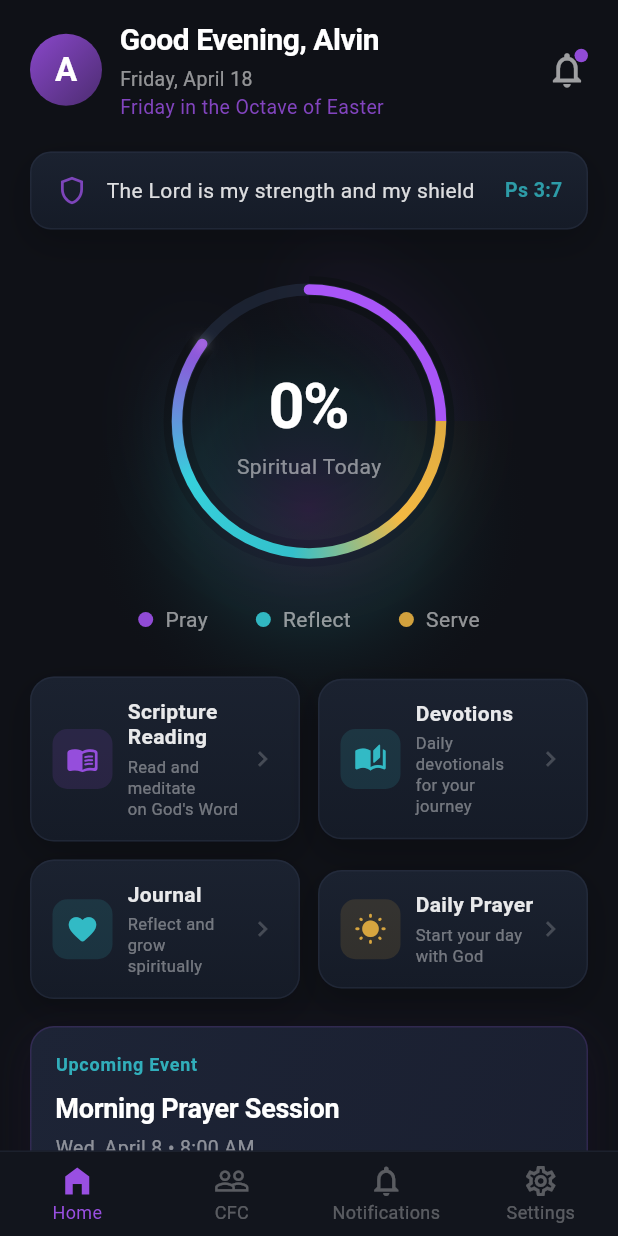
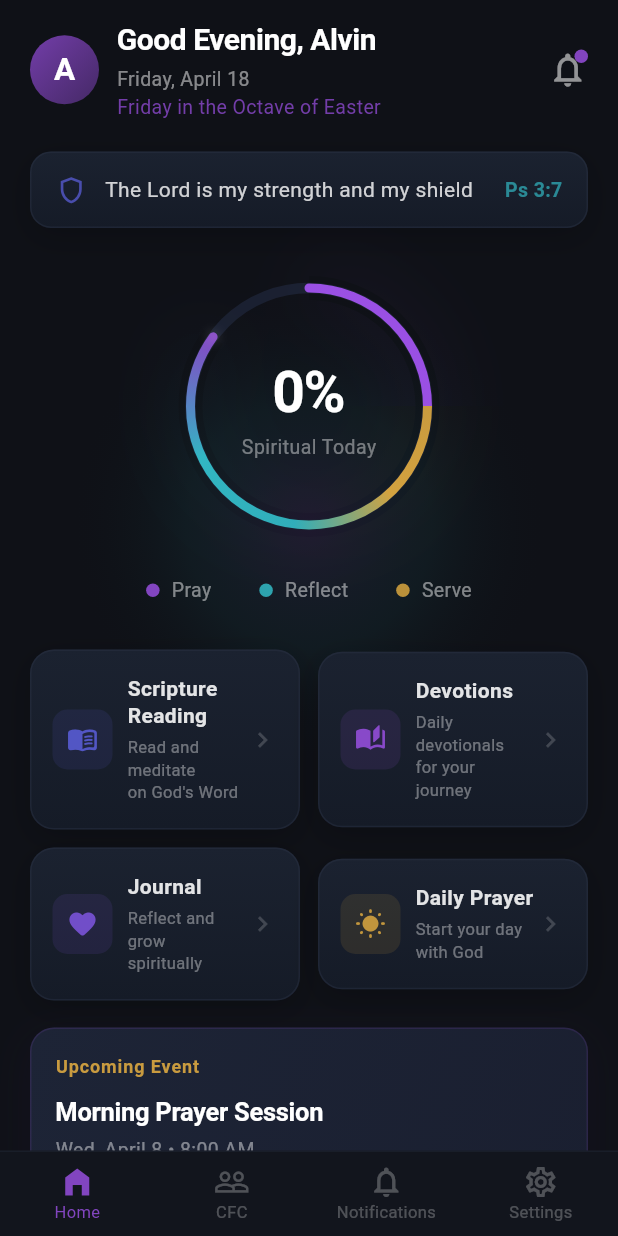
Before and after one commit to aisaiah-ai/test-flutter, a Flutter app: the screen it shows after launch, on a phone screen of 412 x 824 dp. Run offline on Flutter 3.47's test engine with Material 3 defaults, Android fonts, the phone set to English and light mode, and no system bars.

Commit message:
Refine home screen v3: restraint, spacing, and visual balance
Reduce ring size ~11%, soften background glow, apply semantic icon colors
(indigo/purple/violet/gold), improve card text breathing room, strengthen
event label with gold accent, unify journal badge styling, shrink plus
button, and soften bottom nav active state.

Co-Authored-By: Claude Opus 4.6 (1M context) <noreply@anthropic.com>

```diff
--- a/lib/main.dart
+++ b/lib/main.dart
@@ -13,9 +13,12 @@ const _cardSurfaceBot = Color(0xFF151B27);
 const _subtleBorder = Color(0xFF2A3245);
 const _bottomBarBg = Color(0xFF12151D);
 
+// Accent palette — semantic assignments
 const _accentPurple = Color(0xFFA855F7);
 const _accentTeal = Color(0xFF36D1DC);
 const _accentGold = Color(0xFFF4B942);
+const _accentIndigo = Color(0xFF6366F1);
+const _accentViolet = Color(0xFF8B5CF6);
 
 const _cardGradient = LinearGradient(
   begin: Alignment.topCenter,
@@ -26,12 +29,12 @@ const _cardGradient = LinearGradient(
 BoxDecoration _cardDecoration({double borderRadius = 14}) => BoxDecoration(
       gradient: _cardGradient,
       borderRadius: BorderRadius.circular(borderRadius),
-      border: Border.all(color: _subtleBorder.withOpacity(0.5)),
+      border: Border.all(color: _subtleBorder.withOpacity(0.45)),
       boxShadow: [
         BoxShadow(
-          color: Colors.black.withOpacity(0.20),
-          blurRadius: 20,
-          offset: const Offset(0, 8),
+          color: Colors.black.withOpacity(0.18),
+          blurRadius: 18,
+          offset: const Offset(0, 6),
         ),
       ],
     );
@@ -70,24 +73,24 @@ class _HomeScreenState extends State<HomeScreen> {
           // Solid dark base
           Container(color: _scaffoldBg),
 
-          // Radial glow behind ring area only
+          // Broad ambient glow behind ring — wider, softer, no beam
           Positioned(
-            top: 160,
+            top: 140,
             left: 0,
             right: 0,
             child: Center(
               child: Container(
-                width: 360,
-                height: 360,
+                width: 420,
+                height: 420,
                 decoration: BoxDecoration(
                   shape: BoxShape.circle,
                   gradient: RadialGradient(
                     colors: [
-                      _accentPurple.withOpacity(0.16),
-                      _accentTeal.withOpacity(0.08),
+                      _accentPurple.withOpacity(0.10),
+                      _accentTeal.withOpacity(0.05),
                       Colors.transparent,
                     ],
-                    stops: const [0.0, 0.45, 0.85],
+                    stops: const [0.0, 0.40, 0.80],
                   ),
                 ),
               ),
@@ -105,9 +108,9 @@ class _HomeScreenState extends State<HomeScreen> {
                   _buildHeader(),
                   const SizedBox(height: 20),
                   _buildScriptureVerse(),
-                  const SizedBox(height: 28),
+                  const SizedBox(height: 30),
                   _buildSpiritualProgress(),
-                  const SizedBox(height: 28),
+                  const SizedBox(height: 30),
                   _buildFeatureCards(),
                   const SizedBox(height: 18),
                   _buildUpcomingEvent(),
@@ -128,16 +131,16 @@ class _HomeScreenState extends State<HomeScreen> {
     return Row(
       children: [
         Container(
-          width: 48,
-          height: 48,
+          width: 46,
+          height: 46,
           decoration: BoxDecoration(
             shape: BoxShape.circle,
             gradient: LinearGradient(
               begin: Alignment.topLeft,
               end: Alignment.bottomRight,
               colors: [
-                _accentPurple.withOpacity(0.8),
-                _accentPurple.withOpacity(0.4),
+                _accentPurple.withOpacity(0.65),
+                _accentPurple.withOpacity(0.35),
               ],
             ),
           ),
@@ -145,7 +148,7 @@ class _HomeScreenState extends State<HomeScreen> {
             child: Text(
               'A',
               style: TextStyle(
-                fontSize: 22,
+                fontSize: 21,
                 fontWeight: FontWeight.bold,
                 color: Colors.white,
               ),
@@ -171,14 +174,14 @@ class _HomeScreenState extends State<HomeScreen> {
                 'Friday, April 18',
                 style: TextStyle(
                   fontSize: 13,
-                  color: Colors.white.withOpacity(0.55),
+                  color: Colors.white.withOpacity(0.50),
                 ),
               ),
               Text(
                 'Friday in the Octave of Easter',
                 style: TextStyle(
                   fontSize: 13,
-                  color: _accentPurple.withOpacity(0.75),
+                  color: _accentPurple.withOpacity(0.65),
                 ),
               ),
             ],
@@ -187,7 +190,7 @@ class _HomeScreenState extends State<HomeScreen> {
         Stack(
           children: [
             Icon(Icons.notifications_outlined,
-                color: Colors.white.withOpacity(0.6), size: 28),
+                color: Colors.white.withOpacity(0.55), size: 27),
             Positioned(
               right: 0,
               top: 0,
@@ -195,7 +198,7 @@ class _HomeScreenState extends State<HomeScreen> {
                 width: 9,
                 height: 9,
                 decoration: BoxDecoration(
-                  color: _accentPurple.withOpacity(0.85),
+                  color: _accentPurple.withOpacity(0.75),
                   shape: BoxShape.circle,
                 ),
               ),
@@ -213,14 +216,14 @@ class _HomeScreenState extends State<HomeScreen> {
       child: Row(
         children: [
           Icon(Icons.shield_outlined,
-              color: _accentPurple.withOpacity(0.7), size: 22),
+              color: _accentIndigo.withOpacity(0.65), size: 21),
           const SizedBox(width: 12),
           Expanded(
             child: Text(
               'The Lord is my strength and my shield',
               style: TextStyle(
                 fontSize: 14,
-                color: Colors.white.withOpacity(0.85),
+                color: Colors.white.withOpacity(0.80),
                 height: 1.3,
               ),
             ),
@@ -229,7 +232,7 @@ class _HomeScreenState extends State<HomeScreen> {
             'Ps 3:7',
             style: TextStyle(
               fontSize: 13,
-              color: _accentTeal.withOpacity(0.7),
+              color: _accentTeal.withOpacity(0.60),
               fontWeight: FontWeight.w600,
             ),
           ),
@@ -242,9 +245,10 @@ class _HomeScreenState extends State<HomeScreen> {
     return Column(
       children: [
         Center(
+          // Ring reduced ~10% from 200 → 178
           child: SizedBox(
-            width: 200,
-            height: 200,
+            width: 178,
+            height: 178,
             child: CustomPaint(
               painter: _GradientRingPainter(),
               child: Center(
@@ -254,7 +258,7 @@ class _HomeScreenState extends State<HomeScreen> {
                     const Text(
                       '0%',
                       style: TextStyle(
-                        fontSize: 42,
+                        fontSize: 38,
                         fontWeight: FontWeight.w700,
                         color: Colors.white,
                         letterSpacing: -1,
@@ -263,8 +267,8 @@ class _HomeScreenState extends State<HomeScreen> {
                     Text(
                       'Spiritual Today',
                       style: TextStyle(
-                        fontSize: 14,
-                        color: Colors.white.withOpacity(0.50),
+                        fontSize: 13,
+                        color: Colors.white.withOpacity(0.42),
                         letterSpacing: 0.3,
                       ),
                     ),
@@ -274,7 +278,7 @@ class _HomeScreenState extends State<HomeScreen> {
             ),
           ),
         ),
-        const SizedBox(height: 22),
+        const SizedBox(height: 24),
         Row(
           mainAxisAlignment: MainAxisAlignment.center,
           children: [
@@ -293,10 +297,10 @@ class _HomeScreenState extends State<HomeScreen> {
     return Row(
       children: [
         Container(
-          width: 10,
-          height: 10,
+          width: 9,
+          height: 9,
           decoration: BoxDecoration(
-            color: color.withOpacity(0.85),
+            color: color.withOpacity(0.75),
             shape: BoxShape.circle,
           ),
         ),
@@ -304,8 +308,8 @@ class _HomeScreenState extends State<HomeScreen> {
         Text(
           label,
           style: TextStyle(
-            color: Colors.white.withOpacity(0.55),
-            fontSize: 14,
+            color: Colors.white.withOpacity(0.48),
+            fontSize: 13,
           ),
         ),
       ],
@@ -322,7 +326,7 @@ class _HomeScreenState extends State<HomeScreen> {
                 Icons.menu_book_rounded,
                 'Scripture\nReading',
                 'Read and meditate\non God\'s Word',
-                _accentPurple,
+                _accentIndigo, // blue/indigo for Scripture
               ),
             ),
             const SizedBox(width: 12),
@@ -331,7 +335,7 @@ class _HomeScreenState extends State<HomeScreen> {
                 Icons.auto_stories_rounded,
                 'Devotions',
                 'Daily devotionals\nfor your journey',
-                _accentTeal,
+                _accentPurple, // purple for Devotions
               ),
             ),
           ],
@@ -344,7 +348,7 @@ class _HomeScreenState extends State<HomeScreen> {
                 Icons.favorite_rounded,
                 'Journal',
                 'Reflect and grow\nspiritually',
-                _accentTeal,
+                _accentViolet, // soft violet for Journal
               ),
             ),
             const SizedBox(width: 12),
@@ -353,7 +357,7 @@ class _HomeScreenState extends State<HomeScreen> {
                 Icons.wb_sunny_rounded,
                 'Daily Prayer',
                 'Start your day\nwith God',
-                _accentGold,
+                _accentGold, // warm gold for Prayer
               ),
             ),
           ],
@@ -365,7 +369,7 @@ class _HomeScreenState extends State<HomeScreen> {
   Widget _buildFeatureCard(
       IconData icon, String title, String subtitle, Color iconColor) {
     return Container(
-      padding: const EdgeInsets.all(14),
+      padding: const EdgeInsets.symmetric(horizontal: 14, vertical: 16),
       decoration: _cardDecoration(borderRadius: 16),
       child: Row(
         children: [
@@ -373,10 +377,10 @@ class _HomeScreenState extends State<HomeScreen> {
             width: 40,
             height: 40,
             decoration: BoxDecoration(
-              color: iconColor.withOpacity(0.12),
+              color: iconColor.withOpacity(0.10),
               borderRadius: BorderRadius.circular(10),
             ),
-            child: Icon(icon, color: iconColor.withOpacity(0.85), size: 22),
+            child: Icon(icon, color: iconColor.withOpacity(0.75), size: 21),
           ),
           const SizedBox(width: 10),
           Expanded(
@@ -388,24 +392,24 @@ class _HomeScreenState extends State<HomeScreen> {
                   style: TextStyle(
                     fontSize: 14,
                     fontWeight: FontWeight.w600,
-                    color: Colors.white.withOpacity(0.90),
-                    height: 1.2,
+                    color: Colors.white.withOpacity(0.88),
+                    height: 1.25,
                   ),
                 ),
-                const SizedBox(height: 4),
+                const SizedBox(height: 5),
                 Text(
                   subtitle,
                   style: TextStyle(
                     fontSize: 11,
-                    color: Colors.white.withOpacity(0.40),
-                    height: 1.3,
+                    color: Colors.white.withOpacity(0.38),
+                    height: 1.4,
                   ),
                 ),
               ],
             ),
           ),
           Icon(Icons.chevron_right,
-              color: Colors.white.withOpacity(0.20), size: 20),
+              color: Colors.white.withOpacity(0.18), size: 20),
         ],
       ),
     );
@@ -423,17 +427,17 @@ class _HomeScreenState extends State<HomeScreen> {
             Color(0xFF1A1F30),
           ],
         ),
-        border: Border.all(color: _accentPurple.withOpacity(0.15)),
+        border: Border.all(color: _accentPurple.withOpacity(0.12)),
         boxShadow: [
           BoxShadow(
-            color: _accentPurple.withOpacity(0.08),
-            blurRadius: 24,
+            color: _accentPurple.withOpacity(0.06),
+            blurRadius: 22,
             offset: const Offset(0, 8),
           ),
           BoxShadow(
-            color: Colors.black.withOpacity(0.25),
-            blurRadius: 20,
-            offset: const Offset(0, 10),
+            color: Colors.black.withOpacity(0.22),
+            blurRadius: 18,
+            offset: const Offset(0, 8),
           ),
         ],
       ),
@@ -445,20 +449,21 @@ class _HomeScreenState extends State<HomeScreen> {
             child: Column(
               crossAxisAlignment: CrossAxisAlignment.start,
               children: [
+                // Event label — stronger contrast, gold accent
                 Text(
                   'Upcoming Event',
                   style: TextStyle(
                     fontSize: 12,
-                    color: _accentTeal.withOpacity(0.8),
-                    fontWeight: FontWeight.w600,
-                    letterSpacing: 0.5,
+                    color: _accentGold.withOpacity(0.80),
+                    fontWeight: FontWeight.w700,
+                    letterSpacing: 0.6,
                   ),
                 ),
-                const SizedBox(height: 8),
+                const SizedBox(height: 10),
                 const Text(
                   'Morning Prayer Session',
                   style: TextStyle(
-                    fontSize: 18,
+                    fontSize: 17,
                     fontWeight: FontWeight.w700,
                     color: Colors.white,
                     letterSpacing: -0.2,
@@ -469,7 +474,7 @@ class _HomeScreenState extends State<HomeScreen> {
                   'Wed, April 8 \u2022 8:00 AM',
                   style: TextStyle(
                     fontSize: 13,
-                    color: Colors.white.withOpacity(0.50),
+                    color: Colors.white.withOpacity(0.45),
                   ),
                 ),
               ],
@@ -486,9 +491,9 @@ class _HomeScreenState extends State<HomeScreen> {
                     clipBehavior: Clip.none,
                     children: List.generate(3, (i) {
                       final colors = [
-                        [_accentPurple.withOpacity(0.7), _accentPurple.withOpacity(0.4)],
-                        [_accentTeal.withOpacity(0.7), _accentTeal.withOpacity(0.4)],
-                        [_accentGold.withOpacity(0.7), _accentGold.withOpacity(0.4)],
+                        [_accentPurple.withOpacity(0.6), _accentPurple.withOpacity(0.3)],
+                        [_accentTeal.withOpacity(0.6), _accentTeal.withOpacity(0.3)],
+                        [_accentGold.withOpacity(0.6), _accentGold.withOpacity(0.3)],
                       ];
                       return Positioned(
                         left: i * 18.0,
@@ -503,7 +508,7 @@ class _HomeScreenState extends State<HomeScreen> {
                             gradient: LinearGradient(colors: colors[i]),
                           ),
                           child: Icon(Icons.person,
-                              size: 14, color: Colors.white.withOpacity(0.6)),
+                              size: 14, color: Colors.white.withOpacity(0.50)),
                         ),
                       );
                     }),
@@ -513,7 +518,7 @@ class _HomeScreenState extends State<HomeScreen> {
                 Text(
                   '24 going',
                   style: TextStyle(
-                      fontSize: 13, color: Colors.white.withOpacity(0.50)),
+                      fontSize: 13, color: Colors.white.withOpacity(0.45)),
                 ),
                 const Spacer(),
                 Container(
@@ -522,16 +527,16 @@ class _HomeScreenState extends State<HomeScreen> {
                   decoration: BoxDecoration(
                     gradient: LinearGradient(
                       colors: [
-                        _accentPurple.withOpacity(0.7),
-                        _accentPurple.withOpacity(0.5),
+                        _accentPurple.withOpacity(0.55),
+                        _accentPurple.withOpacity(0.38),
                       ],
                     ),
                     borderRadius: BorderRadius.circular(24),
                     boxShadow: [
                       BoxShadow(
-                        color: _accentPurple.withOpacity(0.15),
-                        blurRadius: 12,
-                        offset: const Offset(0, 4),
+                        color: _accentPurple.withOpacity(0.10),
+                        blurRadius: 10,
+                        offset: const Offset(0, 3),
                       ),
                     ],
                   ),
@@ -540,14 +545,14 @@ class _HomeScreenState extends State<HomeScreen> {
                       Text(
                         'Join',
                         style: TextStyle(
-                          color: Colors.white.withOpacity(0.95),
+                          color: Colors.white.withOpacity(0.90),
                           fontWeight: FontWeight.w600,
                           fontSize: 14,
                         ),
                       ),
                       const SizedBox(width: 4),
                       Icon(Icons.chevron_right,
-                          color: Colors.white.withOpacity(0.85), size: 18),
+                          color: Colors.white.withOpacity(0.75), size: 18),
                     ],
                   ),
                 ),
@@ -565,15 +570,16 @@ class _HomeScreenState extends State<HomeScreen> {
       decoration: _cardDecoration(borderRadius: 16),
       child: Row(
         children: [
+          // Badge matches action card system — violet for Journal
           Container(
             width: 40,
             height: 40,
             decoration: BoxDecoration(
-              color: _accentTeal.withOpacity(0.10),
+              color: _accentViolet.withOpacity(0.10),
               borderRadius: BorderRadius.circular(10),
             ),
             child: Icon(Icons.description_outlined,
-                color: _accentTeal.withOpacity(0.7), size: 22),
+                color: _accentViolet.withOpacity(0.70), size: 21),
           ),
           const SizedBox(width: 12),
           Expanded(
@@ -585,46 +591,35 @@ class _HomeScreenState extends State<HomeScreen> {
                   style: TextStyle(
                     fontSize: 15,
                     fontWeight: FontWeight.w600,
-                    color: Colors.white.withOpacity(0.90),
+                    color: Colors.white.withOpacity(0.88),
                   ),
                 ),
-                const SizedBox(height: 2),
+                const SizedBox(height: 3),
                 Text(
                   'Today was a peaceful day.',
                   style: TextStyle(
-                      fontSize: 13, color: Colors.white.withOpacity(0.45)),
+                      fontSize: 13, color: Colors.white.withOpacity(0.42)),
                 ),
                 const SizedBox(height: 2),
                 Text(
                   '2 days ago',
                   style: TextStyle(
-                      fontSize: 11, color: Colors.white.withOpacity(0.28)),
+                      fontSize: 11, color: Colors.white.withOpacity(0.25)),
                 ),
               ],
             ),
           ),
+          // Plus button — smaller, more restrained
           Container(
-            width: 44,
-            height: 44,
+            width: 38,
+            height: 38,
             decoration: BoxDecoration(
               shape: BoxShape.circle,
-              gradient: LinearGradient(
-                begin: Alignment.topLeft,
-                end: Alignment.bottomRight,
-                colors: [
-                  _accentPurple.withOpacity(0.6),
-                  _accentPurple.withOpacity(0.35),
-                ],
-              ),
-              boxShadow: [
-                BoxShadow(
-                  color: _accentPurple.withOpacity(0.12),
-                  blurRadius: 10,
-                  offset: const Offset(0, 4),
-                ),
-              ],
+              color: _accentViolet.withOpacity(0.18),
+              border: Border.all(color: _accentViolet.withOpacity(0.15)),
             ),
-            child: Icon(Icons.add, color: Colors.white.withOpacity(0.9), size: 24),
+            child: Icon(Icons.add,
+                color: _accentViolet.withOpacity(0.70), size: 20),
           ),
         ],
       ),
@@ -636,7 +631,7 @@ class _HomeScreenState extends State<HomeScreen> {
       decoration: BoxDecoration(
         color: _bottomBarBg,
         border: Border(
-            top: BorderSide(color: _subtleBorder.withOpacity(0.4))),
+            top: BorderSide(color: _subtleBorder.withOpacity(0.30))),
       ),
       child: BottomNavigationBar(
         currentIndex: _currentIndex,
@@ -644,10 +639,10 @@ class _HomeScreenState extends State<HomeScreen> {
         backgroundColor: Colors.transparent,
         elevation: 0,
         type: BottomNavigationBarType.fixed,
-        selectedItemColor: _accentPurple.withOpacity(0.9),
-        unselectedItemColor: Colors.white.withOpacity(0.30),
-        selectedFontSize: 12,
-        unselectedFontSize: 12,
+        selectedItemColor: _accentPurple.withOpacity(0.75),
+        unselectedItemColor: Colors.white.withOpacity(0.26),
+        selectedFontSize: 11,
+        unselectedFontSize: 11,
         items: const [
           BottomNavigationBarItem(
             icon: Icon(Icons.home_filled),
@@ -675,29 +670,29 @@ class _GradientRingPainter extends CustomPainter {
   @override
   void paint(Canvas canvas, Size size) {
     final center = Offset(size.width / 2, size.height / 2);
-    final radius = size.width / 2 - 12;
+    final radius = size.width / 2 - 10;
 
-    // Background track ring
+    // Background track — subtle
     final bgPaint = Paint()
-      ..color = const Color(0xFF1B2230)
+      ..color = const Color(0xFF1A2030)
       ..style = PaintingStyle.stroke
-      ..strokeWidth = 8;
+      ..strokeWidth = 7;
     canvas.drawCircle(center, radius, bgPaint);
 
-    // Gradient ring — smoother color transitions
+    // Gradient ring — smooth transitions, refined palette
     final rect = Rect.fromCircle(center: center, radius: radius);
     final gradient = SweepGradient(
       startAngle: -pi / 2,
       endAngle: 3 * pi / 2,
       colors: [
-        _accentPurple,                    // Pray start
-        _accentPurple.withOpacity(0.85),
-        _accentGold.withOpacity(0.9),     // transition to Serve
-        _accentGold,
-        _accentTeal.withOpacity(0.9),     // transition to Reflect
-        _accentTeal,
-        _accentPurple.withOpacity(0.85),  // loop back
-        _accentPurple,
+        _accentPurple.withOpacity(0.90),
+        _accentPurple.withOpacity(0.75),
+        _accentGold.withOpacity(0.80),
+        _accentGold.withOpacity(0.85),
+        _accentTeal.withOpacity(0.80),
+        _accentTeal.withOpacity(0.85),
+        _accentPurple.withOpacity(0.75),
+        _accentPurple.withOpacity(0.90),
       ],
       stops: const [0.0, 0.12, 0.25, 0.38, 0.52, 0.68, 0.85, 1.0],
     );
@@ -705,7 +700,7 @@ class _GradientRingPainter extends CustomPainter {
     final gradientPaint = Paint()
       ..shader = gradient.createShader(rect)
       ..style = PaintingStyle.stroke
-      ..strokeWidth = 7
+      ..strokeWidth = 6
       ..strokeCap = StrokeCap.round;
 
     canvas.drawArc(
@@ -716,15 +711,15 @@ class _GradientRingPainter extends CustomPainter {
       gradientPaint,
     );
 
-    // Soft glow — reduced intensity, wider blur
+    // Soft ambient glow — very restrained
     final glowGradient = SweepGradient(
       startAngle: -pi / 2,
       endAngle: 3 * pi / 2,
       colors: [
-        _accentPurple.withOpacity(0.14),
-        _accentGold.withOpacity(0.10),
-        _accentTeal.withOpacity(0.12),
-        _accentPurple.withOpacity(0.14),
+        _accentPurple.withOpacity(0.10),
+        _accentGold.withOpacity(0.07),
+        _accentTeal.withOpacity(0.08),
+        _accentPurple.withOpacity(0.10),
       ],
       stops: const [0.0, 0.33, 0.66, 1.0],
     );
@@ -732,8 +727,8 @@ class _GradientRingPainter extends CustomPainter {
     final glowPaint = Paint()
       ..shader = glowGradient.createShader(rect)
       ..style = PaintingStyle.stroke
-      ..strokeWidth = 18
-      ..maskFilter = const MaskFilter.blur(BlurStyle.outer, 22);
+      ..strokeWidth = 16
+      ..maskFilter = const MaskFilter.blur(BlurStyle.outer, 24);
 
     canvas.drawArc(
       Rect.fromCircle(center: center, radius: radius),
@@ -748,9 +743,9 @@ class _GradientRingPainter extends CustomPainter {
     final sparkleX = center.dx + radius * cos(sparkleAngle);
     final sparkleY = center.dy + radius * sin(sparkleAngle);
     final sparklePaint = Paint()
-      ..color = Colors.white.withOpacity(0.65)
+      ..color = Colors.white.withOpacity(0.50)
       ..maskFilter = const MaskFilter.blur(BlurStyle.normal, 4);
-    canvas.drawCircle(Offset(sparkleX, sparkleY), 2.5, sparklePaint);
+    canvas.drawCircle(Offset(sparkleX, sparkleY), 2, sparklePaint);
   }
 
   @override
```
